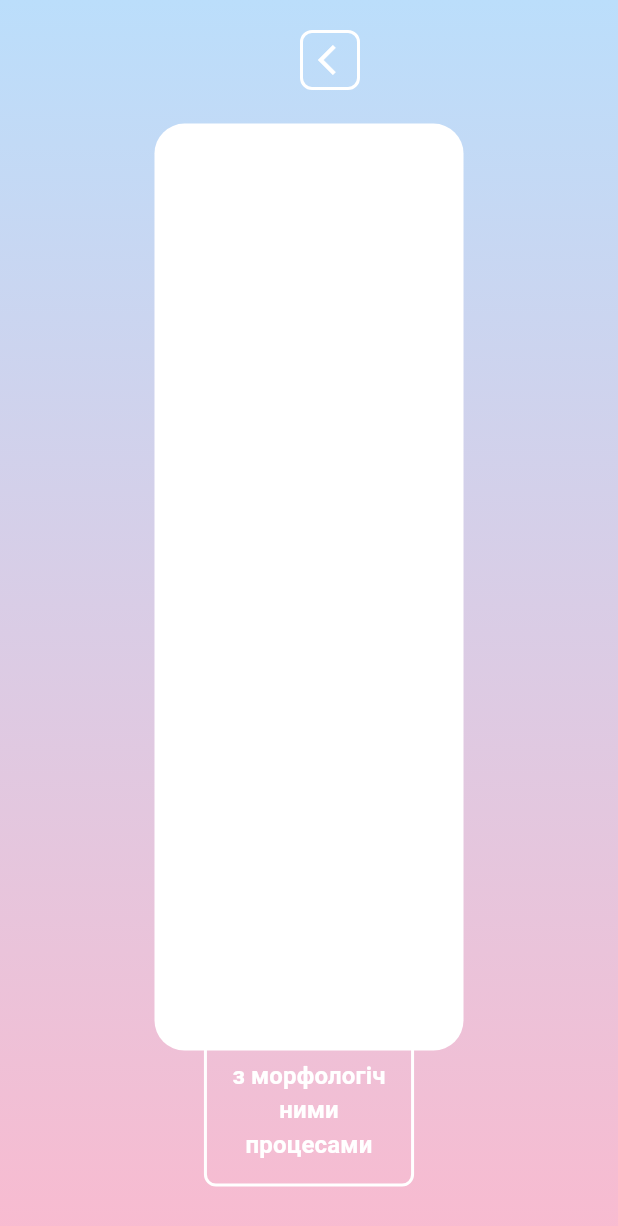
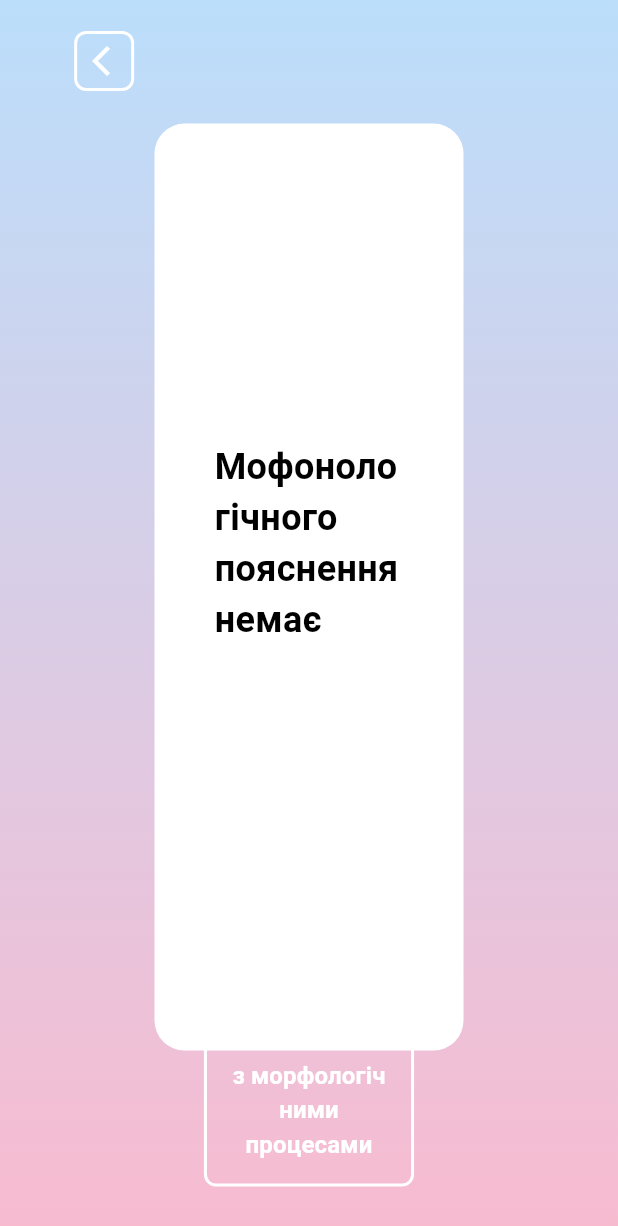
Before and after one commit to horlann/morfology_finder, a Flutter app: the WordDetailsScreen screen opened directly with empty values, on a phone screen of 412 x 824 dp. Shown: the top 1226 px of the screen. Run offline on Flutter 3.47's test engine with Material 3 defaults, Android fonts, the phone set to English and light mode, and no system bars; our stand-ins replace auto_route, drift, equatable, flutter_bloc, google_fonts; accounts and stored records are empty; generated files the repository leaves out were written again; project files that could hold a hidden picture were left out.

Commit message:
added friday third

```diff
--- a/lib/features/home/view/home_screen.dart
+++ b/lib/features/home/view/home_screen.dart
@@ -58,7 +58,7 @@
                               child: Text(
                                 'Головна',
                                 style: GoogleFonts.roboto(
-                                  fontSize: 18,
+                                  fontSize: 24,
                                   fontWeight: FontWeight.bold,
                                   color: Colors.white,
                                 ),
@@ -71,7 +71,7 @@
                               child: Text(
                                 'Пошук',
                                 style: GoogleFonts.roboto(
-                                  fontSize: 18,
+                                  fontSize: 24,
                                   fontWeight: FontWeight.bold,
                                   color: Colors.white,
                                 ),
@@ -84,7 +84,7 @@
                               child: Text(
                                 'Таблиця',
                                 style: GoogleFonts.roboto(
-                                  fontSize: 18,
+                                  fontSize: 24,
                                   fontWeight: FontWeight.bold,
                                   color: Colors.white,
                                 ),
--- a/lib/features/main/view/main_screen.dart
+++ b/lib/features/main/view/main_screen.dart
@@ -41,10 +41,9 @@
                     right: 40,
                     bottom: 20,
                   ),
-                  child: IntrinsicHeight(
                   child: Container(
                     width: screenWidth * 0.9,
-                      height: screenHeight * 0.8,
+                    height: screenHeight * 0.75,
                     padding: EdgeInsets.all(20),
                     decoration: BoxDecoration(
                       color: Colors.white,
@@ -222,7 +221,6 @@
                     ),
                   ),
                 ),
-                ),
               ],
             ),
           ),
--- a/lib/features/spreadsheet/bloc/sp_bl.dart
+++ b/lib/features/spreadsheet/bloc/sp_bl.dart
@@ -80,5 +80,8 @@
   final WordModel wordModel;
   final Alternation? info;
 
-  AggregatedWordModel({required this.wordModel, required this.info});
+  AggregatedWordModel({
+    required this.wordModel,
+    required this.info,
+  });
 }
--- a/lib/features/word_details/view/word_details_screen.dart
+++ b/lib/features/word_details/view/word_details_screen.dart
@@ -52,8 +52,8 @@
                   ),
                 ),
                 Positioned(
-                  left: 200,
-                  top: 20,
+                  left: screenWidth * 0.12,
+                  top: screenHeight * 0.025,
                   child: GestureDetector(
                     onTap: () {
                       context.router.maybePop();
@@ -94,27 +94,86 @@
                       color: Colors.white,
                       borderRadius: BorderRadius.circular(20),
                     ),
+                    child: Padding(
+                      padding: const EdgeInsets.symmetric(
+                        horizontal: 20,
+                        vertical: 20,
+                      ),
                       child: Column(
                         crossAxisAlignment: CrossAxisAlignment.center,
                         children: [
-                        SizedBox(height: 120),
+                          SizedBox(height: 80),
                           Text(
-                          widget.wordModel.wordSplitWord ?? "",
+                            widget.wordModel.wordSplitWord ??
+                                'Цього слова в базі даних немає',
                             style: TextStyle(
                               color: Colors.black,
                               fontSize: 36,
                               fontWeight: FontWeight.bold,
                             ),
                           ),
-                        Text(
-                          state.wordModel.info?.explanation ?? '',
+                          SizedBox(height: 40),
+                          Align(
+                            alignment: Alignment.centerLeft,
+                            child: Text.rich(
+                              TextSpan(
+                                children: [
+                                  TextSpan(
+                                    text: (state.wordModel.info
+                                                    ?.morphology_process ??
+                                                '')
+                                            .isEmpty
+                                        ? 'Мофонологічного пояснення немає'
+                                        : '${(state.wordModel.info?.morphology_process ?? '').split(', ').first})',
                                     style: TextStyle(
+                                      fontSize: 24,
+                                      fontWeight: FontWeight.bold,
                                       color: Colors.black,
-                            fontSize: 36,
+                                    ),
+                                  ),
+                                  TextSpan(
+                                    text: (state.wordModel.info?.explanation ??
+                                                '')
+                                            .isEmpty
+                                        ? ''
+                                        : ' - ${(state.wordModel.info?.explanation ?? '').split(';').first}',
+                                    style: TextStyle(
+                                      fontSize: 24,
+                                      fontWeight: FontWeight.normal,
+                                      color: Colors.black,
+                                    ),
+                                  ),
+                                  TextSpan(
+                                    text: (state.wordModel.info
+                                                    ?.morphology_process ??
+                                                '')
+                                            .isEmpty
+                                        ? ''
+                                        : '\n\n(${(state.wordModel.info?.morphology_process ?? '').split(', ').last}',
+                                    style: TextStyle(
+                                      fontSize: 24,
                                       fontWeight: FontWeight.bold,
+                                      color: Colors.black,
+                                    ),
+                                  ),
+                                  TextSpan(
+                                    text: (state.wordModel.info?.explanation ??
+                                                '')
+                                            .isEmpty
+                                        ? ''
+                                        : ' - ${(state.wordModel.info?.explanation ?? '').split(';').last}',
+                                    style: TextStyle(
+                                      fontSize: 24,
+                                      fontWeight: FontWeight.normal,
+                                      color: Colors.black,
                                     ),
                                   ),
                                 ],
+                              ),
+                            ),
+                          ),
+                        ],
+                      ),
                     ),
                   ),
                 ),
```
Also changed, not shown: lib/features/spreadsheet/view/spreadsheet_screen.dart (+14 -7 lines). Lines whose indentation alone changed are shown as unchanged.
